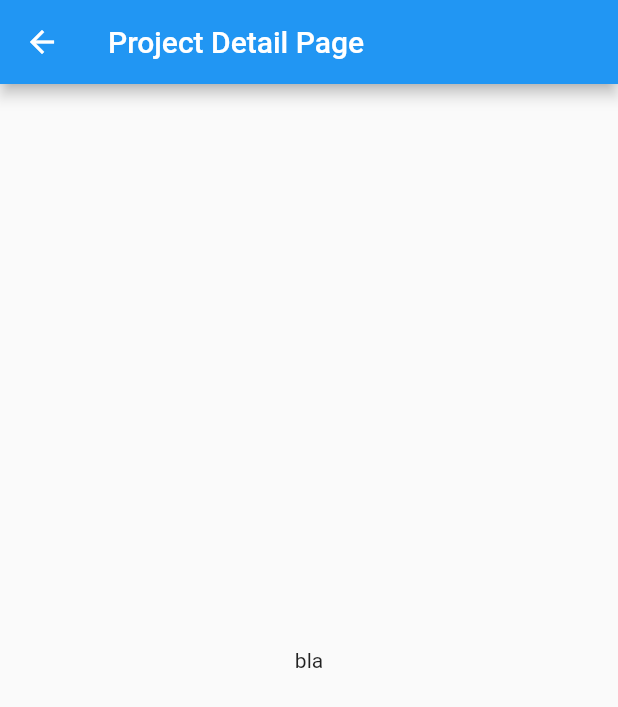
After one commit to yesill/ProjectNotingApp, a Flutter app: the screen it shows after launch, after a tap on the "add" icon, after a tap on "Project Title", on a phone screen of 412 x 824 dp. The commit adds this screen. Shown: the top 707 px of the screen. Run offline on Flutter 3.47's test engine with Material 2 defaults, Android fonts, the light colour scheme and no system bars.

Commit message:
02-28-2023 update: 2

```diff
--- a/pna_flutter/lib/Header.dart
+++ b/pna_flutter/lib/Header.dart
@@ -1,5 +1,5 @@
 import 'package:flutter/material.dart';
-import 'Sizes.dart';
+import 'package:pna_flutter/sizes.dart';
 
 class Header extends StatelessWidget {
   const Header({
--- a/pna_flutter/lib/GridCard.dart
+++ b/pna_flutter/lib/grid_card.dart
@@ -1,4 +1,5 @@
 import 'package:flutter/material.dart';
+import 'package:pna_flutter/project_detail_page.dart';
 import 'Sizes.dart';
 
 class GridCard extends StatelessWidget {
@@ -14,22 +15,40 @@ class GridCard extends StatelessWidget {
 
     return Padding(
       padding: EdgeInsets.all(getSize(sizeOfGridElementPadding, context).width),
-      child: Container(
-        color: Colors.blue,
-        padding: EdgeInsets.all(getSize(sizeOfGridElementPadding, context).width),
+      child: GestureDetector(
+        onTap: () {moveToDetailsPage(context, noAnimations: true);},
         child: Container(
-          // guide
-          color: Colors.amber,
+          color: Colors.blue,
+          padding: EdgeInsets.all(getSize(sizeOfGridElementPadding, context).width),
           child: Column(
             children: [
               createExpanded(1, colorTitle, "Project Title"),
               createExpanded(3, colorContent, "Content"),
               createExpanded(1, colorDetails, "Details (files etc.)"),
             ],
-          )
+          ),
         ),
       ),
     );
+  }
+
+  void moveToDetailsPage(BuildContext context, {bool noAnimations = true}){
+    if (noAnimations){
+      Navigator.push(
+        context,
+        PageRouteBuilder(
+          pageBuilder: (context, anim1, anim2) => const ProjectDetailPage(),
+          transitionDuration: Duration.zero,
+          reverseTransitionDuration: Duration.zero,
+        )
+      );
+    }
+    else {
+      Navigator.push(
+        context,
+        MaterialPageRoute(builder: (context) => const ProjectDetailPage()),
+      );
+    }
   }
 
   Expanded createExpanded(int flex, Color color, String text) {
--- a/pna_flutter/lib/main.dart
+++ b/pna_flutter/lib/main.dart
@@ -1,10 +1,6 @@
-import 'dart:math';
-
-import 'package:flutter/cupertino.dart';
 import 'package:flutter/material.dart';
-import 'Header.dart';
-import 'MainView.dart';
-import 'Sizes.dart';
+import 'package:pna_flutter/main_view.dart';
+import 'package:pna_flutter/sizes.dart';
 
 void main() {
   runApp(const MyApp());
@@ -36,7 +32,7 @@ class MyHomePage extends StatefulWidget {
 class _MyHomePageState extends State<MyHomePage> {
   int projectNumber = 0;
 
-  void addProject(){
+  void addNewProject(){
     setState(() {
       projectNumber++;
       debugPrint("project number: $projectNumber");
@@ -61,7 +57,7 @@ class _MyHomePageState extends State<MyHomePage> {
         ),
       ),
       floatingActionButton: FloatingActionButton(
-        onPressed: addProject,
+        onPressed: addNewProject,
         tooltip: 'Increment',
         child: const Icon(Icons.add),
       ), // This trailing comma makes auto-formatting nicer for build methods.
--- a/pna_flutter/lib/MainView.dart
+++ b/pna_flutter/lib/main_view.dart
@@ -1,7 +1,7 @@
 import 'package:flutter/material.dart';
-import 'package:pna_flutter/Header.dart';
-import 'package:pna_flutter/Sizes.dart';
-import 'GridCard.dart';
+import 'package:pna_flutter/header.dart';
+import 'package:pna_flutter/sizes.dart';
+import 'package:pna_flutter/grid_card.dart';
 
 class MainView extends StatelessWidget {
   final int projectNumber;
@@ -39,14 +39,7 @@ class MainView extends StatelessWidget {
       child: Column(
           children: [
             const Header(),
-            Container(
-              //height: getSize(sizeOfGridView, context).height,
-              // guide
-              // decoration: BoxDecoration(
-              //   border: Border.all(color: const Color.fromARGB(255, 0, 255, 0))
-              // ),
-              child: addGridCard(),
-            ),
+            addGridCard()
           ],
         ),
     );
--- /dev/null
+++ b/pna_flutter/lib/project_detail_page.dart
@@ -0,0 +1,19 @@
+import 'package:flutter/material.dart';
+
+class ProjectDetailPage extends StatelessWidget {
+  const ProjectDetailPage({
+    super.key
+  });
+
+  @override
+  Widget build(BuildContext context) {
+    return Scaffold(
+      appBar: AppBar(
+        title: const Text('Project Detail Page'),
+      ),
+      body: Center(
+        child: const Text("bla"),
+      ),
+    );
+  }
+}
```
Also changed, not shown: 2 other files.
